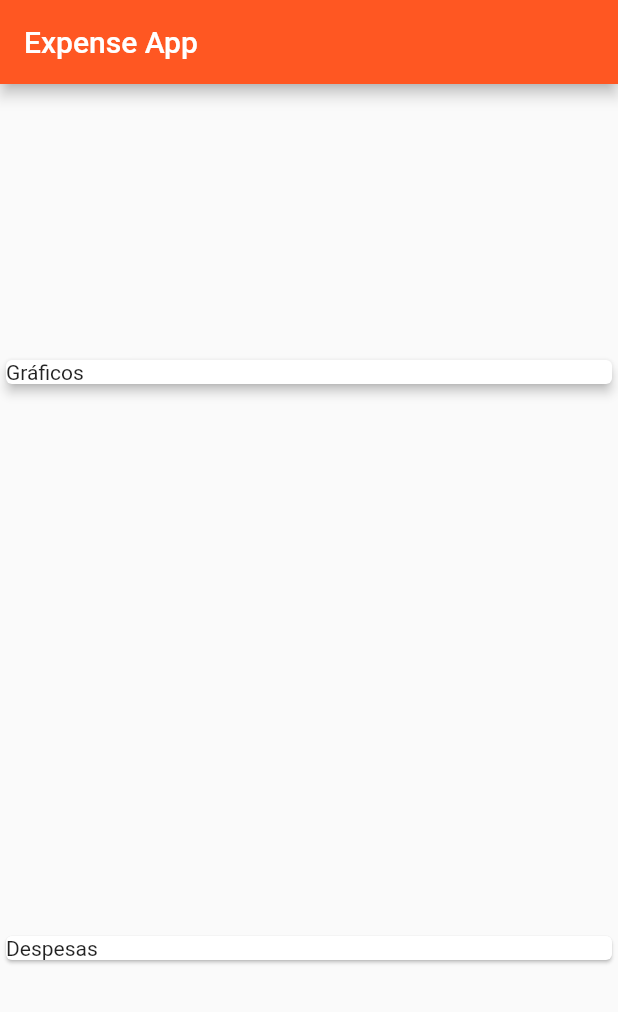
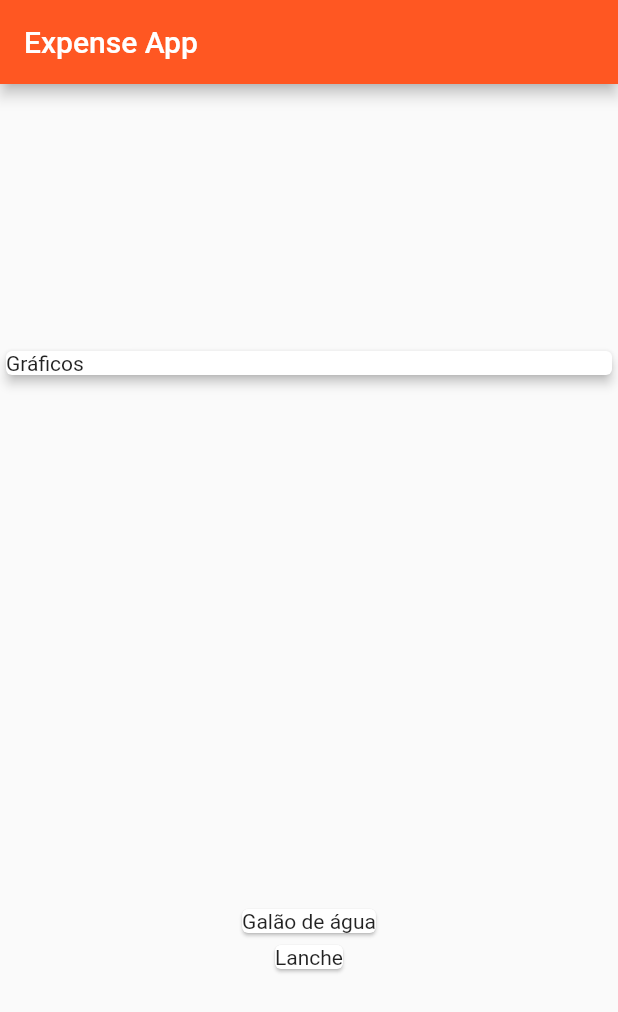
Before and after one commit to Wessh/expenses, a Flutter app: the screen it shows after launch, on a phone screen of 412 x 824 dp. Shown: the top 1012 px of the screen. Run offline on Flutter 3.47's test engine with Material 2 defaults, Android fonts, the phone set to English and light mode, and no system bars.

Commit message:
Criado e Resposta visual do card de despesa.

```diff
--- a/lib/pages/home/home_page.dart
+++ b/lib/pages/home/home_page.dart
@@ -3,7 +3,7 @@ import 'package:flutter/material.dart';
 
 class HomePage extends StatelessWidget {
   final title;
-  final expense = [
+  final _transaction = [
     Transaction(
         id: '1',
         name: 'Galão de água',
@@ -28,16 +28,20 @@ class HomePage extends StatelessWidget {
       body: Column(
         mainAxisAlignment: MainAxisAlignment.spaceAround,
         crossAxisAlignment: CrossAxisAlignment.stretch,
-        children: const [
-          SizedBox(
+        children: [
+          const SizedBox(
             child: Card(
               child: Text('Gráficos',),
               elevation: 3,
             ),
           ),
-          Card(
-            child: Text('Despesas'),
-          )
+          Column(
+            children: _transaction.map((tr) =>
+                Card(
+                  child:
+                  Text(tr.name),
+                )).toList(),
+          ),
         ],
       )
     );
--- a/lib/widgets/expensecard_widget.dart
+++ b/lib/widgets/expensecard_widget.dart
@@ -5,6 +5,8 @@ class ExpenseCardWidget extends StatelessWidget {
 
   @override
   Widget build(BuildContext context) {
-    return Container();
+    return const Card(
+
+    );
   }
 }
```
